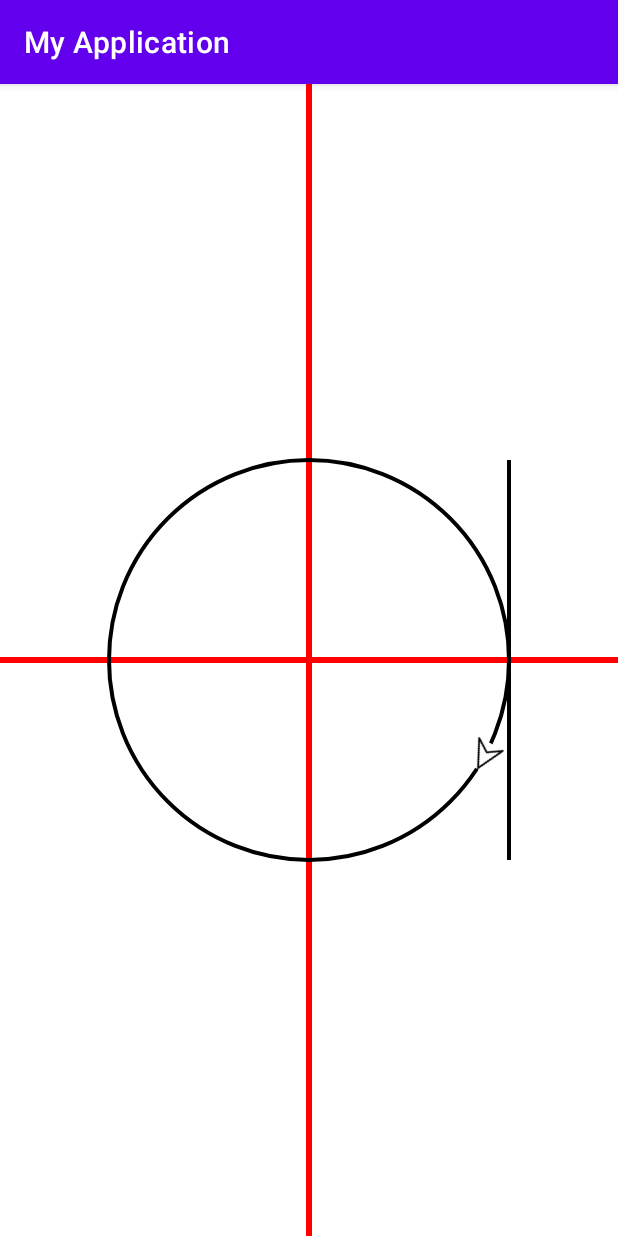
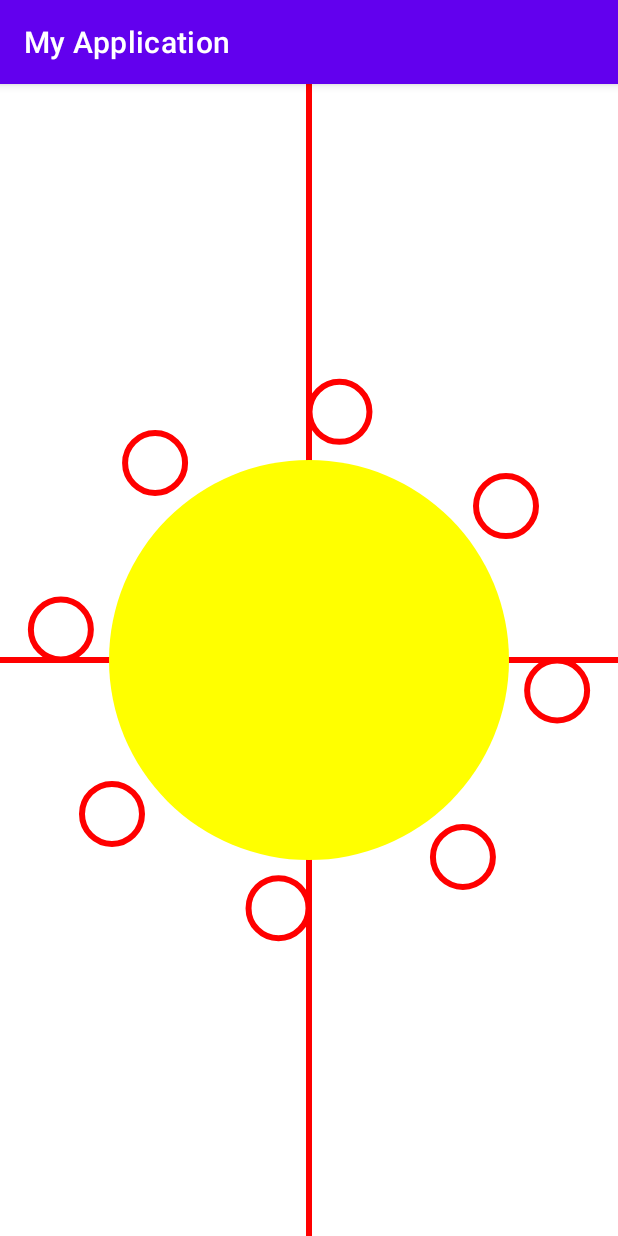
Before and after one commit to zhaojfGithub/test, an Android app: the screen it shows after launch (MainActivity), on a phone screen of 412 x 824 dp. Run offline under Robolectric (Android 15) with nearby library versions, the phone set to English and light mode, and no system bars.

Commit message:
这波啊  叫玩转onDraw

```diff
--- a/app/src/main/java/com/zhao/myapplication/LeadView.kt
+++ b/app/src/main/java/com/zhao/myapplication/LeadView.kt
@@ -50,23 +50,38 @@ class LeadView : View {
         mPath.lineTo(200F, -200F)
         canvas.drawPath(mPath, mPaint)
         val pathMeasure = PathMeasure(mPath, false)
-//        pathMeasure.getPosTan(pathMeasure.length * 5 / 6, pos, tan)
-//        Log.e("TAG", pathMeasure.length.toString())
-//        Log.e("TAG", "onDraw: pos[0]=" + pos[0] + ";pos[1]=" + pos[1])
-//        Log.e("TAG", "onDraw: tan[0]=" + tan[0] + ";tan[1]=" + tan[1])
-//        Log.e("TAG", Math.atan2(tan[0].toDouble(), tan[1].toDouble()).toString())
-//        val degrees = Math.atan2(tan[0].toDouble(), tan[1].toDouble()) * 180 / Math.PI
-//        Log.e("TAG", degrees.toString())
-        mFloat += 0.01F
-        if (mFloat >= 1) {
+        pathMeasure.getPosTan(pathMeasure.length * 1 / 6, pos, tan)
+        Log.e("TAG", pathMeasure.length.toString())
+        Log.e("TAG", "onDraw: pos[0]=" + pos[0] + ";pos[1]=" + pos[1])
+        Log.e("TAG", "onDraw: tan[0]=" + tan[0] + ";tan[1]=" + tan[1])
+        Log.e("TAG", Math.atan2(tan[0].toDouble(), tan[1].toDouble()).toString())
+        val a : Double = Math.atan2(tan[0].toDouble(), tan[1].toDouble()) * 180 / Math.PI
+        /**
+         * Math.atan2 返回弧度值
+         * 弧度 = ( 角度 / 180 ) * 3.14
+         */
+        Log.e("TAG", a.toString())
+       // mFloat += 0.01F
+        //if (mFloat >= 1) {
             mFloat = 0F
-        }
+       // }
+
         mMatrix.reset()
         //canvas.drawBitmap(mBitmap,null,RectF(0F,0F,200F,200F),mPaint)
+        pathMeasure.getPosTan(pathMeasure.length * mFloat, pos, tan)
+        Log.e("SumViewTan", "onDraw: tan[0]=" + tan[0] + ";tan[1]=" + tan[1])
+        Log.e("SumViewPos", "onDraw: pos[0]=" + pos[0] + ";pos[1]=" + pos[1])
+        Log.e("TAG", Math.atan2(tan[0].toDouble(), tan[1].toDouble()).toString())
+        val degrees = Math.atan2(tan[0].toDouble(), tan[1].toDouble()) * 180 / Math.PI
+        Log.e("TAG", degrees.toString())
+        Log.e("SumView1", mMatrix.toString())
         pathMeasure.getMatrix(pathMeasure.length * mFloat, mMatrix, PathMeasure.POSITION_MATRIX_FLAG or PathMeasure.TANGENT_MATRIX_FLAG)
+        Log.e("SumView2", mMatrix.toString())
         mMatrix.preTranslate(-mBitmap.width / 2F, -mBitmap.height / 2F)
+        Log.e("SumView3", mMatrix.toString())
         canvas.drawBitmap(mBitmap,mMatrix,mPaint)
-        invalidate()
+
+        //invalidate()
     }
 
     private var mFloat: Float = 0F
--- a/app/src/main/java/com/zhao/myapplication/MainActivity.kt
+++ b/app/src/main/java/com/zhao/myapplication/MainActivity.kt
@@ -16,7 +16,7 @@ class MainActivity : AppCompatActivity() {
 
     override fun onCreate(savedInstanceState: Bundle?) {
         super.onCreate(savedInstanceState)
-        setContentView(LeadView(this))
+        setContentView(SunView(this))
         //val frameLayout: FrameLayout = findViewById(R.id.frameLayout)
        /* val testFragment1: TestFragment = TestFragment.newInstance("testFragment1","")
         val testFragment2: TestFragment = TestFragment.newInstance("testFragment2","")
--- /dev/null
+++ b/app/src/main/java/com/zhao/myapplication/SunView.java
@@ -0,0 +1,90 @@
+package com.zhao.myapplication;
+
+import android.content.Context;
+import android.graphics.Canvas;
+import android.graphics.Color;
+import android.graphics.Matrix;
+import android.graphics.Paint;
+import android.graphics.Path;
+import android.graphics.PathMeasure;
+import android.util.AttributeSet;
+import android.util.Log;
+import android.view.View;
+
+import androidx.annotation.Nullable;
+
+/**
+ * 创建时间： 2022/6/23
+ * 编   写：  zjf
+ * 页面功能:
+ */
+public class SunView extends View {
+
+    private final Paint mPaint;
+    private final Paint mLinPaint;
+    private final Path mPath;
+    private final Matrix mMatrix = new Matrix();
+    PathMeasure pathMeasure = new PathMeasure(null, false);
+    private final int NUMBER = 12;
+    private int now = 0;
+
+
+    public SunView(Context context) {
+        this(context, null);
+    }
+
+    public SunView(Context context, @Nullable AttributeSet attrs) {
+        this(context, attrs, 0);
+    }
+
+    public SunView(Context context, @Nullable AttributeSet attrs, int defStyleAttr) {
+        super(context, attrs, defStyleAttr);
+        mPaint = new Paint(Paint.ANTI_ALIAS_FLAG);
+        mPaint.setStyle(Paint.Style.FILL);
+        mPaint.setColor(Color.YELLOW);
+        mPaint.setStrokeWidth(10F);
+
+        mLinPaint = new Paint();
+        mLinPaint.setColor(Color.RED);
+        mLinPaint.setStyle(Paint.Style.STROKE);
+        mLinPaint.setStrokeWidth(6F);
+
+        mPath = new Path();
+    }
+
+    @Override
+    protected void onDraw(Canvas canvas) {
+        super.onDraw(canvas);
+        mPath.reset();
+        int height = getHeight();
+        int width = getWidth();
+        int r = 200;
+        canvas.drawLine(0F, height / 2F, width, height / 2F, mLinPaint);
+        canvas.drawLine(width / 2F, 0F, width / 2F, height, mLinPaint);
+        canvas.translate(width / 2F, height / 2F);
+        mPath.addCircle(0F, 0F, r, Path.Direction.CW);
+        canvas.drawPath(mPath, mPaint);
+
+        mPath.reset();
+        for (int i = 0; i < 360; ) {
+            double sin = Math.sin(Math.toRadians(i + now));
+            double cos = Math.cos(Math.toRadians(i + now));
+            float y = (float) (sin * (r + 50));
+            float x = (float) (cos * (r + 50));
+            mPath.addCircle(x, y, 30, Path.Direction.CW);
+            i += 45;
+        }
+        canvas.drawPath(mPath, mLinPaint);
+
+        now += 1;
+        if (now >= 360) {
+            now = 0;
+        }
+        invalidate();
+    }
+
+    private int row = 0;
+    private float[] pos = new float[2];
+    private float[] tan = new float[2];
+
+}
```
Also changed, not shown: 4 other files.
